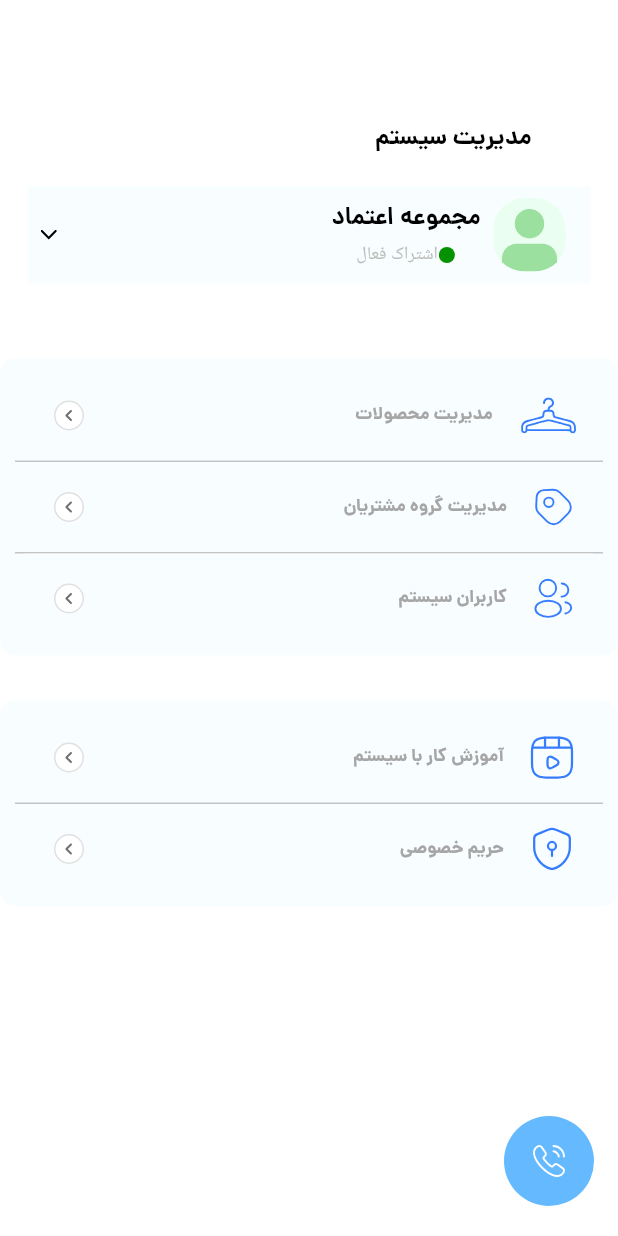
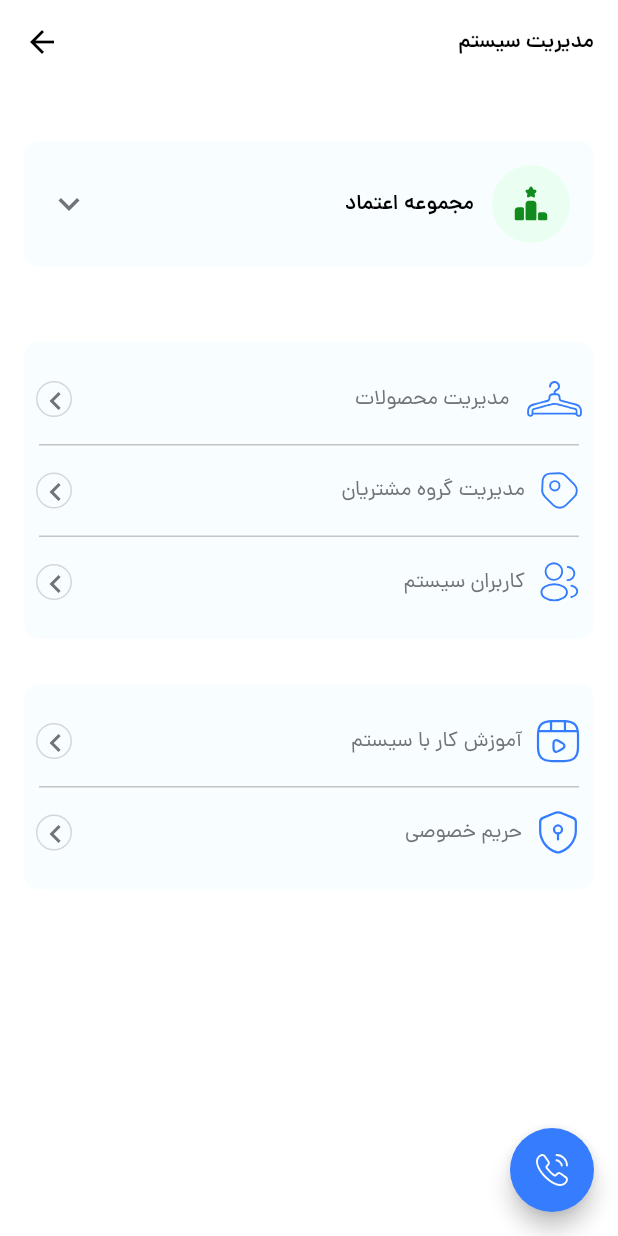
Before and after one commit to hdsneshati/layer_first_task, a Flutter app: the ProfileScreen screen opened directly, on a phone screen of 412 x 824 dp. Run offline on Flutter 3.47's test engine with Material 3 defaults, Android fonts, the phone set to English and light mode, and no system bars; our stand-ins replace flutter_svg.

Commit message:
fixed profile

```diff
--- a/layer_first_task/lib/feature/presentation/profile/screens/profile_screen.dart
+++ b/layer_first_task/lib/feature/presentation/profile/screens/profile_screen.dart
@@ -1,12 +1,10 @@
 import 'package:flutter/material.dart';
+import 'package:flutter_svg/svg.dart';
 import 'package:layer_first_task/config/asset/icons_path.dart';
 import 'package:layer_first_task/config/asset/svg_path.dart';
 import 'package:layer_first_task/config/extentions/gap_space_extension.dart';
-import 'package:layer_first_task/config/theme/text_styles.dart';
-import 'package:layer_first_task/feature/presentation/profile/screens/widgets/call_information_widget.dart';
-import 'package:layer_first_task/feature/presentation/profile/screens/widgets/header_widget.dart';
-import 'package:layer_first_task/feature/presentation/profile/screens/widgets/profile_bottun.dart';
-import 'package:layer_first_task/feature/presentation/profile/screens/widgets/sms_butoon.dart';
+import 'package:layer_first_task/feature/presentation/profile/screens/widgets/expandable_trust_widget.dart';
+import 'package:layer_first_task/feature/presentation/profile/screens/widgets/profile_option_tile.dart';
 
 class ProfileScreen extends StatelessWidget {
   const ProfileScreen({super.key});
@@ -14,24 +12,27 @@ class ProfileScreen extends StatelessWidget {
   @override
   Widget build(BuildContext context) {
     return Scaffold(
-      body: Column(
+            backgroundColor: Theme.of(context).colorScheme.surface,
+       appBar: AppBar(
+        scrolledUnderElevation: 0,
+        title:const Align(
+          alignment: Alignment.centerRight,
+          child: Text(
+            "مدیریت سیستم",
+            style: TextStyle(
+                fontFamily: "dana", fontSize: 14, fontWeight: FontWeight.w600),
+          ),
+        ),
+        backgroundColor: Theme.of(context).colorScheme.surface,
+        elevation: 0,
+      ),
+      body: Padding(
+        padding: EdgeInsets.symmetric(vertical: 18, horizontal: 16),
+        child: Column(
           children: [
-          81.0.verticalSpace,
-
-          Row(
-            mainAxisAlignment: MainAxisAlignment.start,
-            children: [
-              250.0.horizontalSpace,
-              Text(
-                'مدیریت سیستم',
-                style: lightTextTheme.titleMedium,
-              ),
-            ],
-          ),
-
             20.0.verticalSpace,
 
-          const HeaderWidget(),
+            const ExpandableTrustWidget(),
 
           //  const SmsButton(),
            50.0.verticalSpace,
@@ -45,7 +46,7 @@ class ProfileScreen extends StatelessWidget {
                 padding: const EdgeInsets.all(8.0),
                 child: Column(
                   children: [
-                  PrimaryProfileButton(
+                    OptionTile(
                       onTap: () {},
                       text: 'مدیریت محصولات ',
                       icon: SvgPath.hanger,
@@ -58,7 +59,7 @@ class ProfileScreen extends StatelessWidget {
                       indent: 2,
                       endIndent: 2,
                     ),
-                  PrimaryProfileButton(
+                    OptionTile(
                       onTap: () {},
                       text: 'مدیریت گروه مشتریان',
                       icon: IconPath.newtag,
@@ -71,7 +72,7 @@ class ProfileScreen extends StatelessWidget {
                       indent: 2,
                       endIndent: 2,
                     ),
-                  PrimaryProfileButton(
+                    OptionTile(
                       onTap: () {},
                       text: 'کاربران سیستم',
                       icon: IconPath.profile2user,
@@ -95,7 +96,7 @@ class ProfileScreen extends StatelessWidget {
                 padding: const EdgeInsets.all(8.0),
                 child: Column(
                   children: [
-                  PrimaryProfileButton(
+                    OptionTile(
                       onTap: () {},
                       text: 'آموزش کار با سیستم',
                       icon: IconPath.videoplay,
@@ -108,7 +109,7 @@ class ProfileScreen extends StatelessWidget {
                       indent: 2,
                       endIndent: 2,
                     ),
-                  PrimaryProfileButton(
+                    OptionTile(
                       onTap: () {},
                       text: 'حریم خصوصی',
                       icon: IconPath.securitysafe,
@@ -122,11 +123,23 @@ class ProfileScreen extends StatelessWidget {
 
             const Spacer(),
 
-          const CallInformationWidget(),
+           // const CallInformationWidget(),
 
             20.0.verticalSpace,
           ],
         ),
+      ),
+       floatingActionButtonLocation: FloatingActionButtonLocation.endFloat,
+      floatingActionButton: FloatingActionButton(
+        backgroundColor: Theme.of(context).colorScheme.secondary,
+        onPressed: () {} ,
+        shape: const CircleBorder(),
+        child: SvgPicture.asset(
+          IconPath.call,
+          colorFilter: ColorFilter.mode(
+              Theme.of(context).colorScheme.surface, BlendMode.srcIn),
+        ),
+      ),
     );
   }
 }
--- /dev/null
+++ b/layer_first_task/lib/feature/presentation/profile/screens/widgets/expandable_trust_widget.dart
@@ -0,0 +1,79 @@
+import 'package:flutter/material.dart';
+import 'package:flutter_svg/svg.dart';
+import 'package:layer_first_task/config/asset/icons_path.dart';
+import 'package:layer_first_task/config/extentions/gap_space_extension.dart';
+
+class ExpandableTrustWidget extends StatefulWidget {
+  const ExpandableTrustWidget({
+    super.key,
+  });
+
+  @override
+  State<ExpandableTrustWidget> createState() => _ExpandableTrustWidgetState();
+}
+
+class _ExpandableTrustWidgetState extends State<ExpandableTrustWidget> {
+  bool isExpanded = false;
+  @override
+  Widget build(BuildContext context) {
+    return AnimatedContainer(
+      duration: const Duration(milliseconds: 300),
+      curve: Curves.easeInOut,
+      padding: const EdgeInsets.all(16),
+      decoration: BoxDecoration(
+        color: Theme.of(context).colorScheme.secondaryContainer,
+        borderRadius: BorderRadius.circular(10),
+      ),
+      child: Column(
+        children: [
+          InkWell(
+            child: Row(children: [
+              GestureDetector(
+                onTap: () {
+                  setState(() {
+                    isExpanded = !isExpanded;
+                  });
+                },
+                child: Icon(
+                  isExpanded
+                      ? Icons.keyboard_arrow_up
+                      : Icons.keyboard_arrow_down,
+                  size: 28,
+                  color: Theme.of(context).colorScheme.surfaceBright,
+                ),
+              ),
+              Spacer(),
+              Row(
+                children: [
+                  const Column(
+                    crossAxisAlignment: CrossAxisAlignment.start,
+                    children: [
+                      Text(
+                        'مجموعه اعتماد',
+                        style: TextStyle(
+                            fontSize: 14,
+                            fontWeight: FontWeight.w600,
+                            fontFamily: "dana"),
+                      ),
+                    ],
+                  ),
+                  12.0.horizontalSpace,
+                  CircleAvatar(
+                    radius: 26,
+                    backgroundColor:
+                        Theme.of(context).colorScheme.primaryContainer,
+                    child: SvgPicture.asset(
+                      IconPath.company,
+                      width: 26,
+                      height: 26,
+                    ),
+                  ),
+                ],
+              ),
+            ]),
+          ),
+        ],
+      ),
+    );
+  }
+}
--- a/layer_first_task/lib/feature/presentation/profile/screens/widgets/header_widget.dart
+++ /dev/null
@@ -1,78 +0,0 @@
-import 'package:flutter/material.dart';
-import 'package:flutter_svg/svg.dart';
-import 'package:layer_first_task/config/asset/icons_path.dart';
-import 'package:layer_first_task/config/asset/svg_path.dart';
-import 'package:layer_first_task/config/theme/color_pallet.dart';
-import 'package:layer_first_task/config/theme/text_styles.dart';
-
-class HeaderWidget extends StatelessWidget {
-  const HeaderWidget({
-    super.key,
-  });
-
-  @override
-  Widget build(BuildContext context) {
-    return Padding(
-      padding: const EdgeInsets.symmetric(horizontal: 15),
-     child: Container(
-           width: 375,
-           height: 65,
-           decoration: BoxDecoration(
-             borderRadius: BorderRadius.circular(1),
-             color:Theme.of(context).colorScheme.secondaryContainer,
-            ),
-          child: Padding(
-            padding: const EdgeInsets.all(8.0),
-            child: Row(
-                    mainAxisAlignment: MainAxisAlignment.spaceBetween,
-                    children: [
-                    SvgPicture.asset(
-            IconPath.arrow,
-            width: 12,
-            height: 12,
-             colorFilter: ColorFilter.mode(
-                             ColorPallet.lightColorScheme.onSurface,
-                                   BlendMode.srcIn,
-                          ),
-            ),
-                  Row(
-
-              children: [
-                Column(
-                  mainAxisAlignment: MainAxisAlignment.spaceAround,
-                  children: [
-                    Text('مجموعه اعتماد',
-                    style: lightTextTheme.titleMedium,),
-
-                    Row(
-                      children: [
-                         const  Text('اشتراک فعال',
-                       style: TextStyle(
-                        fontSize: 12,
-                        color: Color.fromARGB(143, 139, 139, 129),
-                       ),
-                    ),
-                      SvgPicture.asset(
-                        SvgPath.ellipse,
-                        width: 12,
-                        height: 12,
-                       ),
-
-                       ]
-                    ),
-                  ],
-                ),
-                SvgPicture.asset(
-                  SvgPath.avatar,
-                  width: 65,
-                  height: 65,
-                ),
-              ],
-            ),
-              ] ),
-          ),
-        ),
-
-    );
-  }
-}
--- /dev/null
+++ b/layer_first_task/lib/feature/presentation/profile/screens/widgets/profile_option_tile.dart
@@ -0,0 +1,81 @@
+import 'package:flutter/material.dart';
+import 'package:flutter_svg/svg.dart';
+import 'package:layer_first_task/config/extentions/gap_space_extension.dart';
+
+class OptionTile extends StatelessWidget {
+  final VoidCallback onTap; // تابعی که هنگام کلیک اجرا می‌شود
+  final String text;
+  final String icon;
+  final double w;
+  final double h;
+
+  const OptionTile({
+   super. key,
+    required this.onTap,
+    required this.text,
+    required this.icon,
+    required this.w,
+    required this.h,
+
+  }) ;
+
+
+  @override
+  Widget build(BuildContext context) {
+    return InkWell(
+     onTap: onTap,
+
+     child: SizedBox(
+      height: 60,
+       child: Row(
+         children: [
+
+       Container(
+              width: 24,
+              height: 24,
+              decoration: BoxDecoration(
+                  borderRadius: BorderRadius.circular(100),
+                  border:
+                      Border.all(color: Theme.of(context).colorScheme.outline)),
+              child: Center(
+                child: Icon(
+                  Icons.chevron_left,
+                  color: Theme.of(context).colorScheme.surfaceBright,
+                ),
+              ),
+            ),
+
+
+           const  Spacer(),
+
+           Text(
+             text,
+            style: TextStyle(
+            fontFamily: 'dana',
+            fontSize: 14.0,
+            fontWeight: FontWeight.w400,
+                  color: Theme.of(context).colorScheme.surfaceBright,
+             ),
+                       ),
+
+            8.0.horizontalSpace,
+
+            SvgPicture.asset(
+             icon,
+             width: w,
+             height: h,
+            colorFilter: ColorFilter.mode(
+                         Theme.of(context).colorScheme.secondary,
+
+          BlendMode.srcIn,
+       ),
+           ),
+
+
+         ],
+       ),
+     ),
+
+    );
+  }
+}
```
Lines whose indentation alone changed are shown as unchanged.
